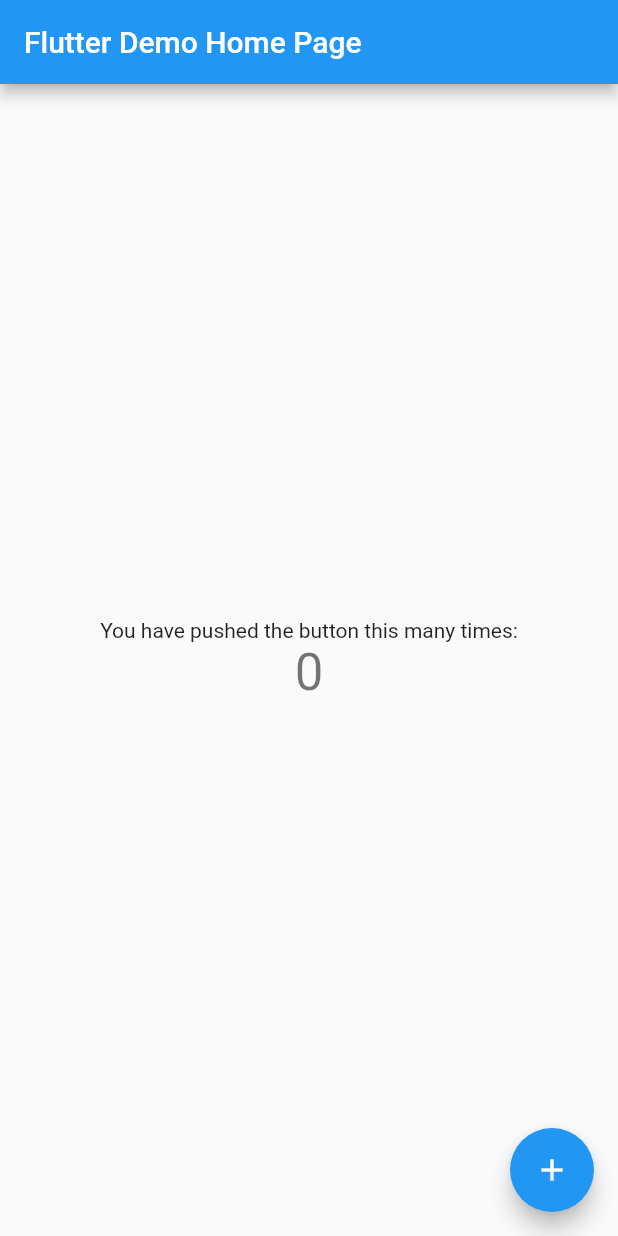
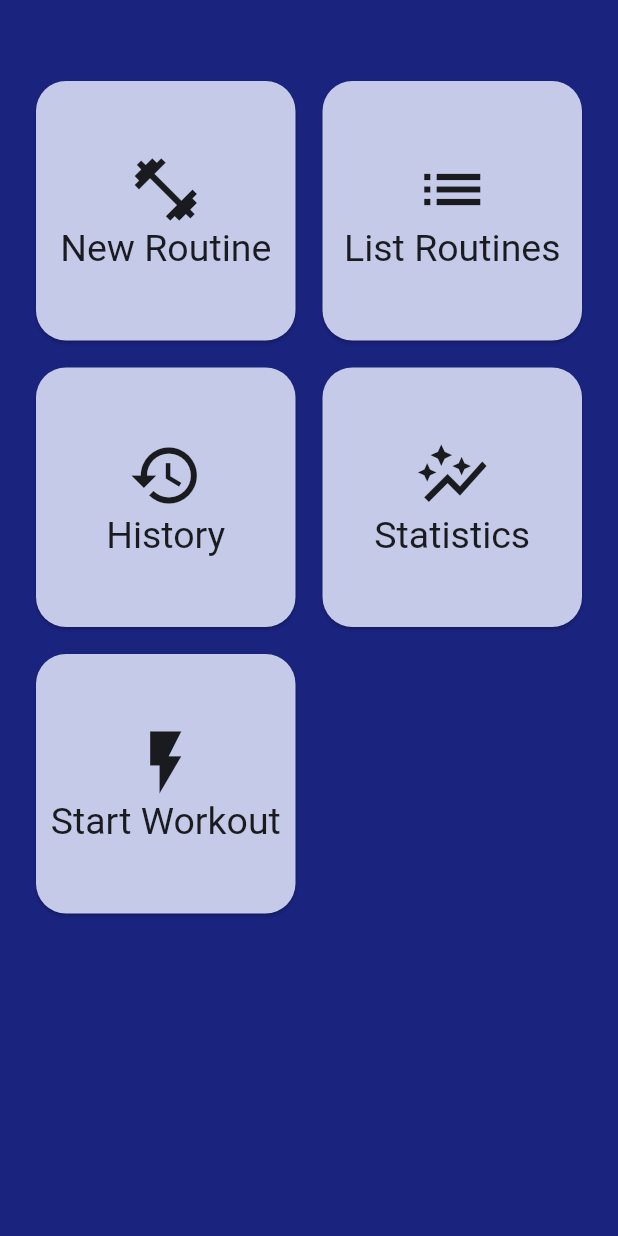
Before and after one commit to ponsapont/ponsgymetre, a Flutter app: the screen it shows after launch, on a phone screen of 412 x 824 dp. Run offline on Flutter 3.47's test engine with Material 2 defaults, Android fonts, the phone set to English and light mode, and no system bars; our stand-ins replace firebase_core; accounts and stored records are empty.

Commit message:
Home page

```diff
--- a/lib/main.dart
+++ b/lib/main.dart
@@ -1,115 +1,159 @@
 import 'package:flutter/material.dart';
+import 'package:firebase_core/firebase_core.dart';
+import 'firebase_options.dart';
 
-void main() {
+void main() async {
+  WidgetsFlutterBinding.ensureInitialized();
+  await Firebase.initializeApp(
+    options: DefaultFirebaseOptions.currentPlatform,
+  );
   runApp(const MyApp());
 }
 
 class MyApp extends StatelessWidget {
   const MyApp({Key? key}) : super(key: key);
 
-  // This widget is the root of your application.
   @override
   Widget build(BuildContext context) {
     return MaterialApp(
-      title: 'Flutter Demo',
+      title: 'El PonsGymetre',
       theme: ThemeData(
-        // This is the theme of your application.
-        //
-        // Try running your application with "flutter run". You'll see the
-        // application has a blue toolbar. Then, without quitting the app, try
-        // changing the primarySwatch below to Colors.green and then invoke
-        // "hot reload" (press "r" in the console where you ran "flutter run",
-        // or simply save your changes to "hot reload" in a Flutter IDE).
-        // Notice that the counter didn't reset back to zero; the application
-        // is not restarted.
         primarySwatch: Colors.blue,
       ),
-      home: const MyHomePage(title: 'Flutter Demo Home Page'),
+      home: const HomePage(title: 'PonsGymetre'),
     );
   }
 }
 
-class MyHomePage extends StatefulWidget {
-  const MyHomePage({Key? key, required this.title}) : super(key: key);
-
-  // This widget is the home page of your application. It is stateful, meaning
-  // that it has a State object (defined below) that contains fields that affect
-  // how it looks.
-
-  // This class is the configuration for the state. It holds the values (in this
-  // case the title) provided by the parent (in this case the App widget) and
-  // used by the build method of the State. Fields in a Widget subclass are
-  // always marked "final".
+class HomePage extends StatefulWidget {
+  const HomePage({Key? key, required this.title}) : super(key: key);
 
   final String title;
 
   @override
-  State<MyHomePage> createState() => _MyHomePageState();
+  State<HomePage> createState() => _MyHomePageState();
 }
 
-class _MyHomePageState extends State<MyHomePage> {
-  int _counter = 0;
-
-  void _incrementCounter() {
-    setState(() {
-      // This call to setState tells the Flutter framework that something has
-      // changed in this State, which causes it to rerun the build method below
-      // so that the display can reflect the updated values. If we changed
-      // _counter without calling setState(), then the build method would not be
-      // called again, and so nothing would appear to happen.
-      _counter++;
-    });
-  }
-
+class _MyHomePageState extends State<HomePage> {
   @override
   Widget build(BuildContext context) {
-    // This method is rerun every time setState is called, for instance as done
-    // by the _incrementCounter method above.
-    //
-    // The Flutter framework has been optimized to make rerunning build methods
-    // fast, so that you can just rebuild anything that needs updating rather
-    // than having to individually change instances of widgets.
     return Scaffold(
-      appBar: AppBar(
-        // Here we take the value from the MyHomePage object that was created by
-        // the App.build method, and use it to set our appbar title.
-        title: Text(widget.title),
-      ),
+      backgroundColor: Colors.indigo[900],
       body: Center(
-        // Center is a layout widget. It takes a single child and positions it
-        // in the middle of the parent.
-        child: Column(
-          // Column is also a layout widget. It takes a list of children and
-          // arranges them vertically. By default, it sizes itself to fit its
-          // children horizontally, and tries to be as tall as its parent.
-          //
-          // Invoke "debug painting" (press "p" in the console, choose the
-          // "Toggle Debug Paint" action from the Flutter Inspector in Android
-          // Studio, or the "Toggle Debug Paint" command in Visual Studio Code)
-          // to see the wireframe for each widget.
-          //
-          // Column has various properties to control how it sizes itself and
-          // how it positions its children. Here we use mainAxisAlignment to
-          // center the children vertically; the main axis here is the vertical
-          // axis because Columns are vertical (the cross axis would be
-          // horizontal).
-          mainAxisAlignment: MainAxisAlignment.center,
-          children: <Widget>[
-            const Text(
-              'You have pushed the button this many times:',
+          child: GridView.count(
+        primary: true,
+        padding: const EdgeInsets.symmetric(horizontal: 20, vertical: 50),
+        crossAxisSpacing: 10,
+        mainAxisSpacing: 10,
+        crossAxisCount: 2,
+        children: [
+          Card(
+            shape:
+                RoundedRectangleBorder(borderRadius: BorderRadius.circular(20)),
+            color: Colors.indigo[100],
+            child: InkWell(
+              onTap: () => {},
+              splashColor: Colors.blue.withAlpha(30),
+              child: Center(
+                child: Column(
+                    mainAxisAlignment: MainAxisAlignment.center,
+                    crossAxisAlignment: CrossAxisAlignment.center,
+                    children: const [
+                      Icon(Icons.fitness_center, size: 50),
+                      Text(
+                        'New Routine',
+                        style: TextStyle(fontSize: 25),
+                      ),
+                    ]),
+              ),
             ),
-            Text(
-              '$_counter',
-              style: Theme.of(context).textTheme.headline4,
+          ),
+          Card(
+            shape:
+                RoundedRectangleBorder(borderRadius: BorderRadius.circular(20)),
+            color: Colors.indigo[100],
+            child: InkWell(
+              onTap: () => {},
+              splashColor: Colors.blue.withAlpha(30),
+              child: Center(
+                child: Column(
+                    mainAxisAlignment: MainAxisAlignment.center,
+                    crossAxisAlignment: CrossAxisAlignment.center,
+                    children: const [
+                      Icon(Icons.list, size: 50),
+                      Text(
+                        'List Routines',
+                        style: TextStyle(fontSize: 25),
+                      ),
+                    ]),
+              ),
             ),
-          ],
-        ),
-      ),
-      floatingActionButton: FloatingActionButton(
-        onPressed: _incrementCounter,
-        tooltip: 'Increment',
-        child: const Icon(Icons.add),
-      ), // This trailing comma makes auto-formatting nicer for build methods.
+          ),
+          Card(
+            shape:
+                RoundedRectangleBorder(borderRadius: BorderRadius.circular(20)),
+            color: Colors.indigo[100],
+            child: InkWell(
+              onTap: () => {},
+              splashColor: Colors.blue.withAlpha(30),
+              child: Center(
+                child: Column(
+                    mainAxisAlignment: MainAxisAlignment.center,
+                    crossAxisAlignment: CrossAxisAlignment.center,
+                    children: const [
+                      Icon(Icons.history, size: 50),
+                      Text(
+                        'History',
+                        style: TextStyle(fontSize: 25),
+                      ),
+                    ]),
+              ),
+            ),
+          ),
+          Card(
+            shape:
+                RoundedRectangleBorder(borderRadius: BorderRadius.circular(20)),
+            color: Colors.indigo[100],
+            child: InkWell(
+              onTap: () => {},
+              splashColor: Colors.blue.withAlpha(30),
+              child: Center(
+                child: Column(
+                    mainAxisAlignment: MainAxisAlignment.center,
+                    crossAxisAlignment: CrossAxisAlignment.center,
+                    children: const [
+                      Icon(Icons.auto_graph, size: 50),
+                      Text(
+                        'Statistics',
+                        style: TextStyle(fontSize: 25),
+                      ),
+                    ]),
+              ),
+            ),
+          ),
+          Card(
+            shape:
+                RoundedRectangleBorder(borderRadius: BorderRadius.circular(20)),
+            color: Colors.indigo[100],
+            child: InkWell(
+              onTap: () => {},
+              splashColor: Colors.blue.withAlpha(30),
+              child: Center(
+                child: Column(
+                    mainAxisAlignment: MainAxisAlignment.center,
+                    crossAxisAlignment: CrossAxisAlignment.center,
+                    children: const [
+                      Icon(Icons.flash_on, size: 50),
+                      Text(
+                        'Start Workout',
+                        style: TextStyle(fontSize: 25),
+                      ),
+                    ]),
+              ),
+            ),
+          ),
+        ],
+      )),
     );
   }
 }
--- /dev/null
+++ b/lib/models.dart
@@ -0,0 +1,74 @@
+/// Model for representing a routine definition
+class Routine {
+  Routine({required this.name});
+
+  String name;
+  List<ExerciseDef> exercises = [];
+
+  void setName(String name) {
+    this.name = name;
+  }
+
+  void addExercise(ExerciseDef exercise) {
+    exercises.add(exercise);
+  }
+}
+
+/// Model for the exercise definitions
+class ExerciseDef {
+  ExerciseDef({required this.name, required this.muscularGroups});
+
+  String name;
+  List<MuscularGroup> muscularGroups;
+
+  void setMuscularGroups(List<MuscularGroup> muscularGroups) {
+    this.muscularGroups = muscularGroups;
+  }
+
+  void setName(String name) {
+    this.name = name;
+  }
+}
+
+/// Identified muscular groups
+enum MuscularGroup {
+  biceps,
+  triceps,
+  shoulder,
+  chest,
+  back,
+  lowerBack,
+  core,
+  quadriceps,
+  isquios,
+  calfs,
+}
+
+/// Model for workout. The actual instance of a routine.
+class Workout {
+  Workout({required this.routine});
+
+  Routine routine;
+  bool completed = false;
+  List<WorkoutExercise> exercises = [];
+
+  void addExercise(WorkoutExercise exercise) {
+    exercises.add(exercise);
+  }
+
+  void setCompleted(bool completed) {
+    this.completed = completed;
+  }
+}
+
+/// Model for workout exercise. Actual record populated during a workout
+class WorkoutExercise {
+  WorkoutExercise(
+      {required this.exerciseDef,
+      required this.repetitions,
+      required this.weight});
+
+  ExerciseDef exerciseDef;
+  int repetitions;
+  int weight;
+}
```
Also changed, not shown: lib/firebase_options.dart (added), 4 other files.
